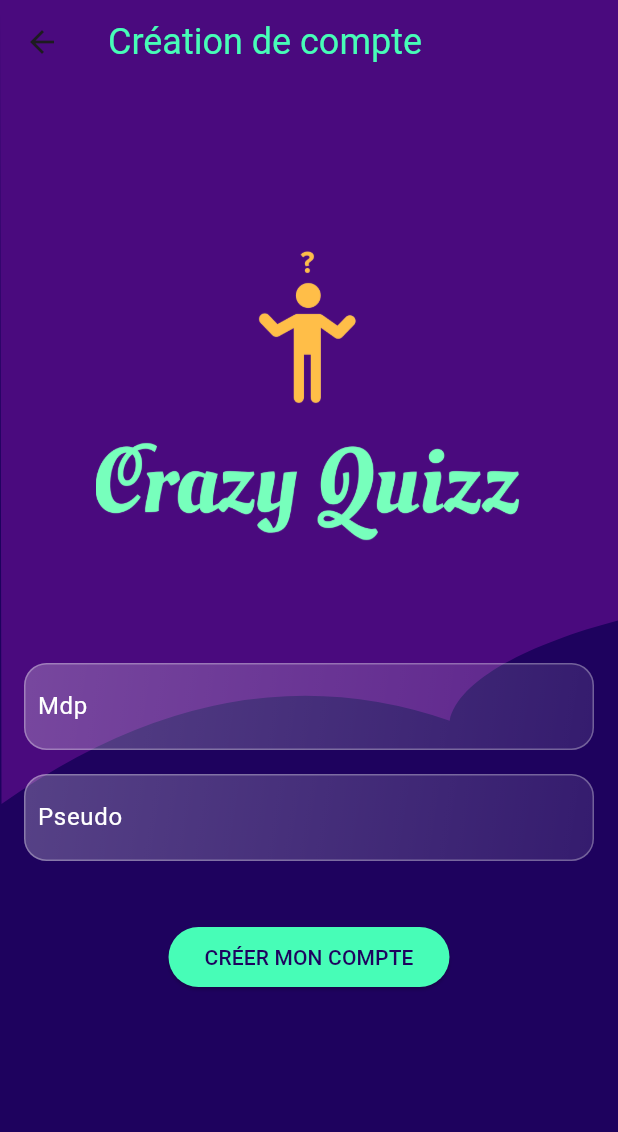
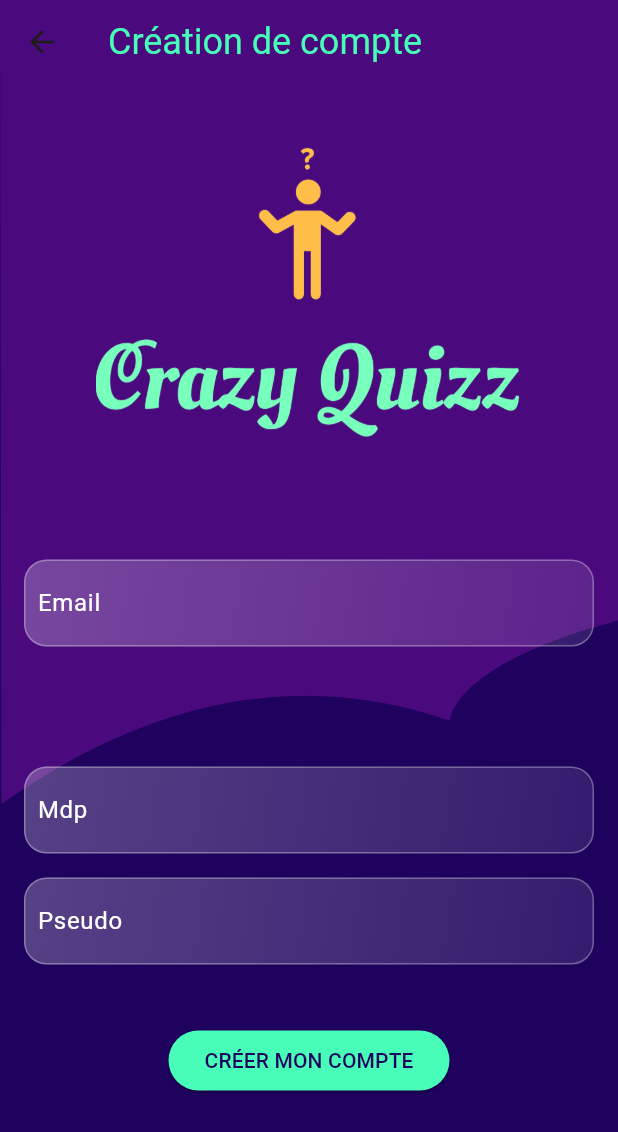
Before and after one commit to ThomasFabrePro/quizz_app_provider, a Flutter app: the screen it shows after launch, after a tap on "Créer un compte", on a phone screen of 412 x 824 dp. Shown: the top 1132 px of the screen. Run offline on Flutter 3.47's test engine with Material 3 defaults, Android fonts, the phone set to English and light mode, and no system bars; our stand-ins replace formz, go_router, shared_preferences.

```diff
--- a/lib/screens/login/account_creation.dart
+++ b/lib/screens/login/account_creation.dart
@@ -43,6 +43,8 @@ class AccountCreationPageContent extends StatelessWidget {
                         ),
                       ),
                       SizedBox(height: 80),
+                      EmailInput(),
+                      SizedBox(height: 80),
                       PasswordInput(),
                       SizedBox(height: 16),
                       PseudoInput(),
```
Also changed, not shown: 6 other files.
